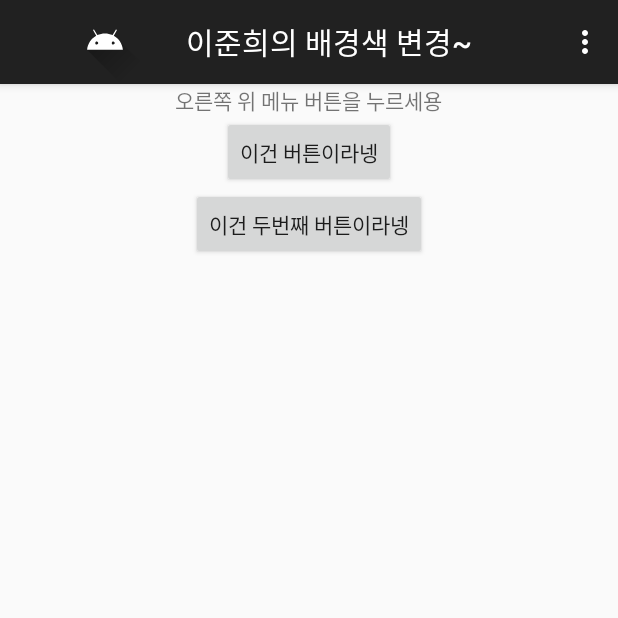
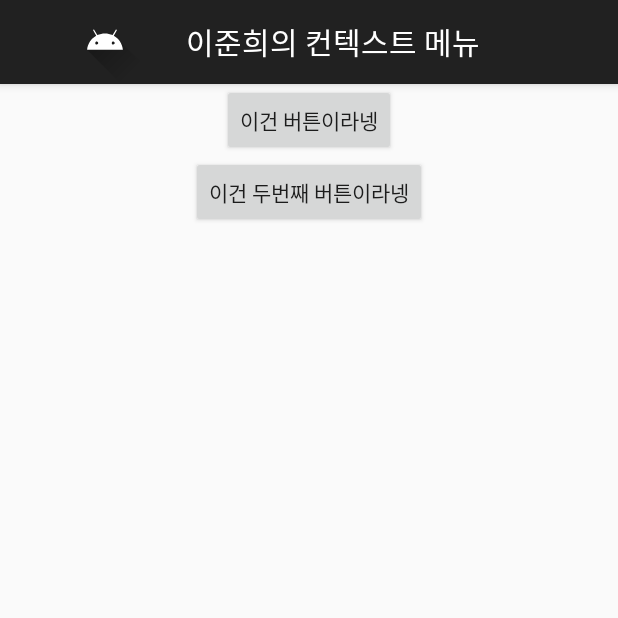
Before and after one commit to iamjooon2-playground/Gandroid-Starter, an Android app: the screen it shows after launch (MainActivity), on a phone screen of 412 x 824 dp, the top half of it. Run offline under Robolectric (Android 15) with nearby library versions, the light colour scheme and no system bars.

Commit message:
과제 반영

```diff
--- a/app/src/main/java/com/example/gandroid/MainActivity.kt
+++ b/app/src/main/java/com/example/gandroid/MainActivity.kt
@@ -21,9 +21,10 @@ class MainActivity : AppCompatActivity() {
         super.onCreate(savedInstanceState)
         setContentView(R.layout.activity_main)
 
-        title = "이준희의 배경색 변경~"
+        title = "이준희의 컨텍스트 메뉴"
 
         baseLayout = findViewById(R.id.baseLayout)
+
         button1 = findViewById(R.id.button)
         registerForContextMenu(button1)
 
@@ -31,58 +32,6 @@ class MainActivity : AppCompatActivity() {
         registerForContextMenu(button2)
 
         showActionBar()
-    }
-
-//    override fun onCreateOptionsMenu(menu: Menu): Boolean {
-//        super.onCreateOptionsMenu(menu)
-//        var minimunFlater = menuInflater
-//        minimunFlater.inflate(R.menu.menu, menu)
-//        minimunFlater.inflate(R.menu.menu2, menu)
-//        return true
-//    }
-
-    override fun onOptionsItemSelected(item: MenuItem): Boolean {
-        when(item.itemId) {
-            1 -> {
-                baseLayout.setBackgroundColor(Color.RED)
-                return true
-            }
-            R.id.itemRed -> {
-                baseLayout.setBackgroundColor(Color.RED)
-                return true
-            }
-            R.id.itemGreen -> {
-                baseLayout.setBackgroundColor(Color.GREEN)
-                return true
-            }
-            R.id.itemBlue -> {
-                baseLayout.setBackgroundColor(Color.BLUE)
-                return true
-            }
-            R.id.subRotate -> {
-                button1.rotation = 45f
-                return true
-            }
-            R.id.subSize -> {
-                button1.rotation = 2f
-                return true
-            }
-        }
-        return false
-    }
-
-    override fun onCreateOptionsMenu(menu: Menu?): Boolean {
-        super.onCreateOptionsMenu(menu)
-
-        menu!!.add(0, 1, 0, "배경색(빨강)")
-        menu!!.add(0, 2, 0, "배경색(초록)")
-        menu!!.add(0, 3, 0, "배경색(파랑)")
-
-        var subMenu : SubMenu = menu.addSubMenu("버튼 변경 >>")
-        subMenu.add(0, 4, 0, "버튼 변경 >> ")
-        subMenu.add(0, 5, 0, "버튼 2배 확대 >> ")
-
-        return true
     }
 
     override fun onCreateContextMenu(menu: ContextMenu?, v: View?, menuInfo: ContextMenu.ContextMenuInfo?) {
--- a/app/src/main/res/layout/activity_main.xml
+++ b/app/src/main/res/layout/activity_main.xml
@@ -9,11 +9,6 @@
     android:theme="@style/ThemeOverlay.AppCompat.ActionBar"
     tools:context=".MainActivity"
     tools:ignore="ExtraText">
-
-    <TextView
-        android:layout_width="wrap_content"
-        android:layout_height="wrap_content"
-        android:text="오른쪽 위 메뉴 버튼을 누르세용" />
 
     <Button
         android:id="@+id/button"
```
Also changed, not shown: app/src/main/res/menu/menu2.xml (indentation only).
